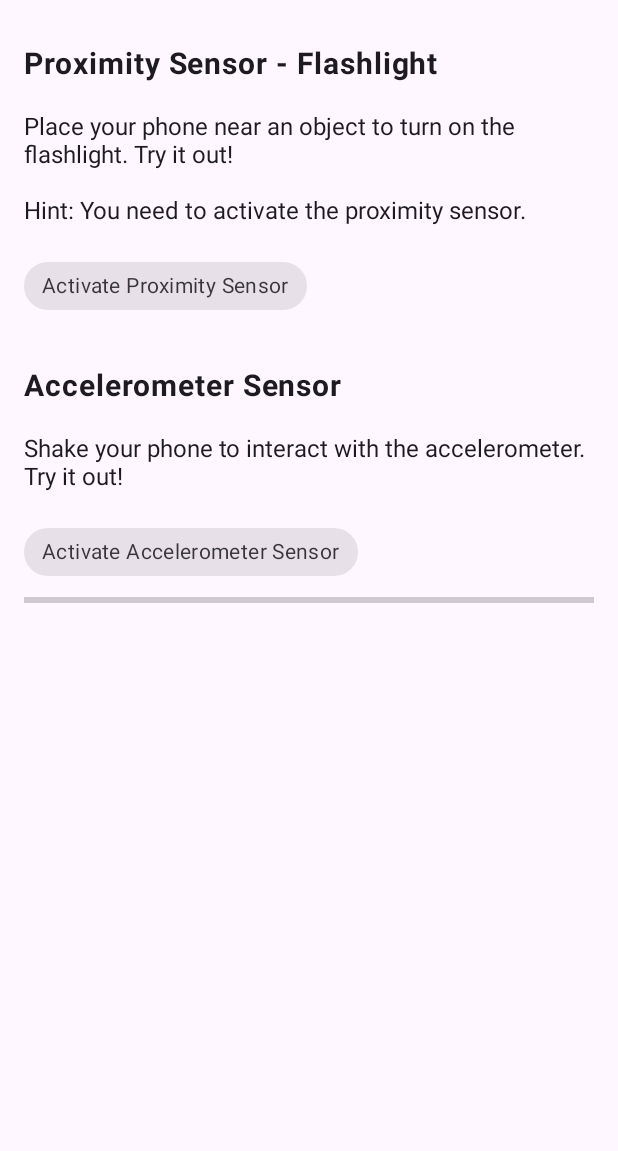
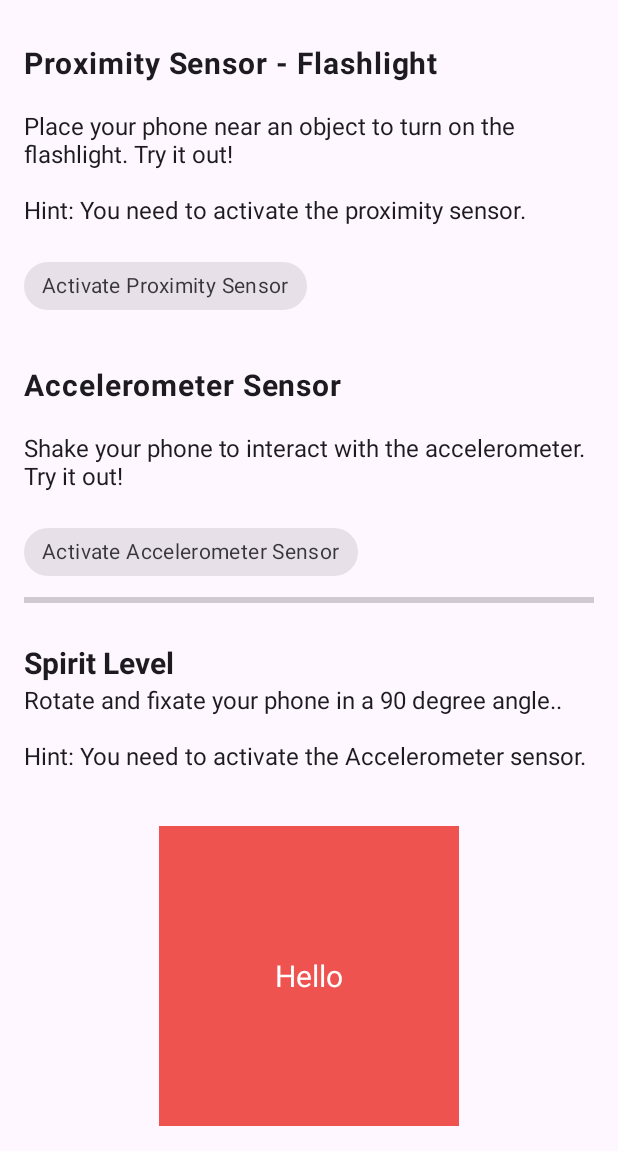
Before and after one commit to andreroxhage/MAMN01-Hello-Sensor, an Android app: the screen it shows after launch (MainActivity), on a phone screen of 412 x 824 dp, the part 85-1236 px from its top. Run offline under Robolectric (Android 15) with nearby library versions, the phone set to English and light mode, and no system bars; 1 statement that could not run was skipped.

Commit message:
Bug fixes

```diff
--- a/app/src/main/java/com/example/a1_hello_sensor/AccelerometerSensorController.java
+++ b/app/src/main/java/com/example/a1_hello_sensor/AccelerometerSensorController.java
@@ -18,6 +18,9 @@ public class AccelerometerSensorController implements SensorEventListener {
     private double accelerationCurrentValue;
     private FlashlightController flashlightController;
     private Vibrator vibrator;
+    private float[] rotationMatrix = new float[9];
+    private float[] orientationValues = new float[3];
+
 
     private static final double ACCELERATION_THRESHOLD = 1.0;
     private static final long TIME_DELAY_THRESHOLD = 1000; // in milliseconds
@@ -60,23 +63,23 @@ public class AccelerometerSensorController implements SensorEventListener {
     @Override
     public void onSensorChanged(SensorEvent event) {
         if (event.sensor.getType() == Sensor.TYPE_ACCELEROMETER) {
+            if (event.values != null && event.values.length >= 3) {
                 float x = event.values[0];
                 float y = event.values[1];
                 float z = event.values[2];
 
                 // Absolute single value for change in acceleration
-            //https://www.youtube.com/watch?v=zUzZ67grYt8
                 accelerationCurrentValue = Math.sqrt((x * x + y * y + z * z));
-            double changeAcceleration = Math.abs(accelerationCurrentValue - accelerationPreviousValue);
+                double change = Math.abs(accelerationCurrentValue - accelerationPreviousValue);
                 accelerationPreviousValue = accelerationCurrentValue;
 
-            //Toggle flashlight if acceleration is above threshold
-            // Apply a threshold, time delay, and debouncing
-            handleAccelerationChange(changeAcceleration);
+                // Toggle flashlight if acceleration is above threshold
+                handleAccelerationChange(change);
 
                 // Inform listeners
                 if (listener != null) {
-                listener.onAccelerometerChanged(changeAcceleration);
+                    listener.onAccelerometerChanged(change);
+                }
             }
         }
     }
@@ -101,7 +104,6 @@ public class AccelerometerSensorController implements SensorEventListener {
             }
         }
     }
-
     @Override
     public void onAccuracyChanged(Sensor sensor, int accuracy) {
         // Handle accuracy changes if needed
--- a/app/src/main/java/com/example/a1_hello_sensor/ProximitySensorController.java
+++ b/app/src/main/java/com/example/a1_hello_sensor/ProximitySensorController.java
@@ -15,6 +15,7 @@ public class ProximitySensorController implements SensorEventListener {
     private boolean isSensorActivated = false;
     private FlashlightController flashlightController;
     private ProximitySensorListener listener;
+
 
     public ProximitySensorController(Context context) {
         sensorManager = (SensorManager) context.getSystemService(Context.SENSOR_SERVICE);
--- a/app/src/main/java/com/example/a1_hello_sensor/UIController.java
+++ b/app/src/main/java/com/example/a1_hello_sensor/UIController.java
@@ -1,5 +1,6 @@
 package com.example.a1_hello_sensor;
 
+import android.graphics.Color;
 import android.view.View;
 import com.google.android.material.chip.Chip;
 import android.widget.TextView;
@@ -8,17 +9,19 @@ import android.widget.ProgressBar;
 public class UIController {
 
     private Chip activateProximityChip;
+    private Chip activateAccelerometerChip;
     private TextView proximityTextView;
-    private Chip activateAccelerometerChip;
     private TextView accelerometerTextView;
+    private TextView square;
     private ProgressBar shakeMeter;
-
     private ProximitySensorController.ProximitySensorListener proximitySensorListener;
     private AccelerometerSensorController.AccelerometerSensorListener accelerometerSensorListener;
 
     public UIController(View rootView) {
         activateProximityChip = rootView.findViewById(R.id.activateProximityChip);
         proximityTextView = rootView.findViewById(R.id.proximityTextView);
+
+        square = rootView.findViewById(R.id.square);
 
         activateAccelerometerChip = rootView.findViewById(R.id.activateAccelerometerChip);
         accelerometerTextView = rootView.findViewById(R.id.accelerometerTextView);
@@ -84,7 +87,6 @@ public class UIController {
     public void onAccelerometerChanged(double change) {
         updateAccelerometerText(change);
         shakeMeter.setProgress((int) change);
-
     }
 
     private void updateAccelerometerText(double change) {
--- a/app/src/main/res/layout/activity_main.xml
+++ b/app/src/main/res/layout/activity_main.xml
@@ -1,7 +1,18 @@
 <?xml version="1.0" encoding="utf-8"?>
-<RelativeLayout xmlns:android="http://schemas.android.com/apk/res/android"
+<ScrollView xmlns:android="http://schemas.android.com/apk/res/android"
     xmlns:app="http://schemas.android.com/apk/res-auto"
     xmlns:tools="http://schemas.android.com/tools"
+    android:layout_width="match_parent"
+    android:layout_height="match_parent"
+    android:fitsSystemWindows="true"
+    tools:context=".MainActivity">
+
+    <LinearLayout
+        android:layout_width="match_parent"
+        android:layout_height="wrap_content"
+        android:orientation="vertical">
+
+        <RelativeLayout
             android:layout_width="match_parent"
             android:layout_height="match_parent"
             android:fitsSystemWindows="true"
@@ -194,6 +205,60 @@
                     android:paddingLeft="16dp"
                     android:paddingRight="16dp" />
 
+                <LinearLayout
+                    android:layout_width="match_parent"
+                    android:layout_height="match_parent"
+                    android:gravity="center"
+                    android:orientation="vertical"
+                    android:paddingTop="20dp"
+                    android:paddingBottom="20dp">
+
+                    <EditText
+                        android:id="@+id/spiritTitle"
+                        android:layout_width="match_parent"
+                        android:layout_height="wrap_content"
+                        android:autoText="true"
+                        android:background="@null"
+                        android:ems="10"
+                        android:inputType="text"
+                        android:paddingStart="16dp"
+                        android:paddingEnd="16dp"
+                        android:text="Spirit Level"
+                        android:textAlignment="textStart"
+                        android:textAllCaps="false"
+                        android:textSize="20sp"
+                        android:textStyle="bold" />
+
+                    <MultiAutoCompleteTextView
+                        android:id="@+id/spiritInstrucText"
+                        android:layout_width="match_parent"
+                        android:layout_height="wrap_content"
+                        android:layout_marginBottom="16dp"
+                        android:background="@null"
+                        android:paddingStart="16dp"
+                        android:paddingEnd="16dp"
+                        android:text="Rotate and fixate your phone in a 90 degree angle..  &#10; &#10;Hint: You need to activate the Accelerometer sensor."
+                        android:textSize="16sp" />
+
+                    <!-- Chip and TextView for Accelerometer -->
+
+
+                    <TextView
+                        android:id="@+id/square"
+                        android:layout_width="200dp"
+                        android:layout_height="200dp"
+                        android:layout_marginTop="20dp"
+                        android:background="#EF5350"
+                        android:gravity="center"
+                        android:text="Hello"
+                        android:textColor="@color/white"
+                        android:textSize="20sp" />
+                    />
+                </LinearLayout>
+
             </LinearLayout>
 
         </RelativeLayout>
+    </LinearLayout>
+
+</ScrollView>
```
Lines whose indentation alone changed are shown as unchanged.
